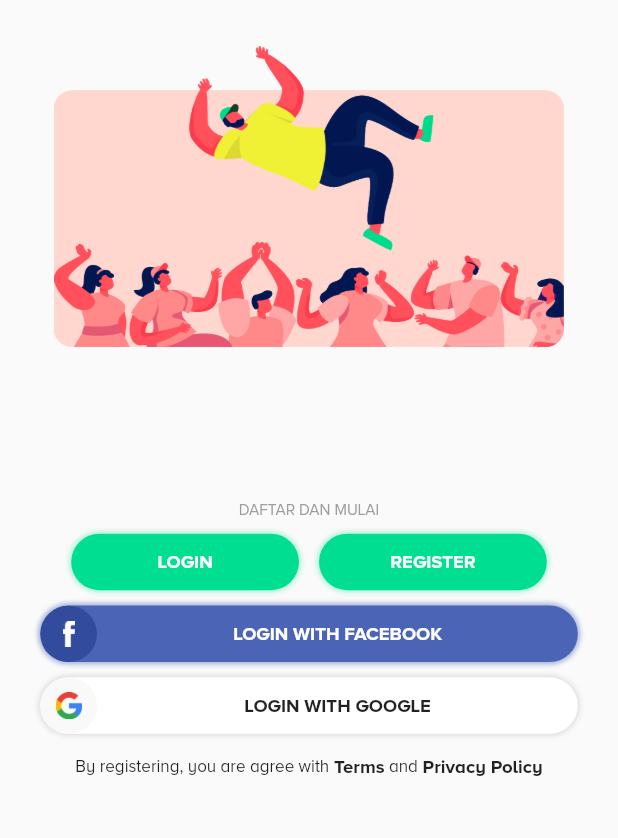
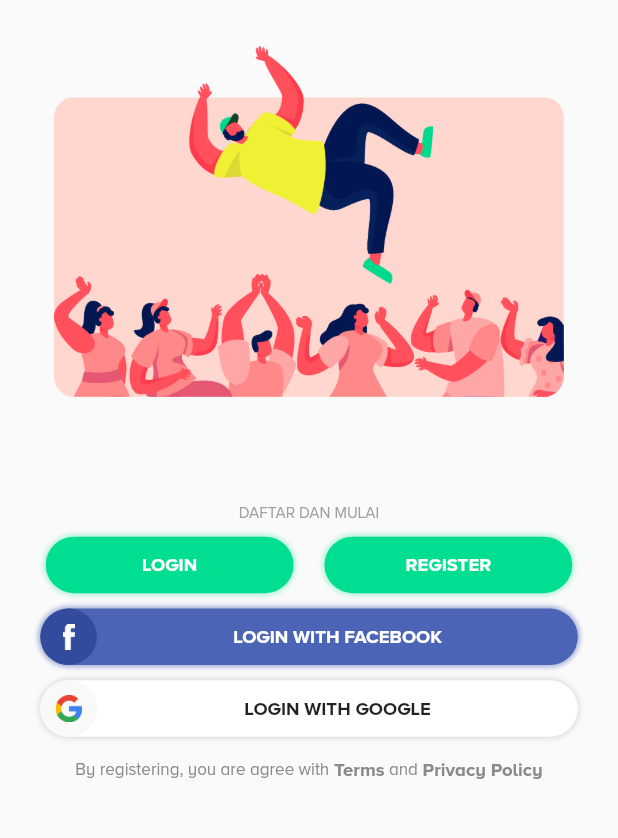
Before and after one commit to adorufus/eventevent-backup, a Flutter app: the screen it shows after launch, on a phone screen of 412 x 824 dp, the part 218-1056 px from its top. Run offline on Flutter 3.47's test engine with Material 2 defaults, Android fonts, the phone set to English and light mode, and no system bars; our stand-ins replace auto_size_text, cached_network_image, camera, carousel_pro, carousel_slider, chewie and 31 more; missing offline and left inert: clevertap_flutter, flutter_android_lifecycle, flutter_barcode_scanner, flutter_branch_io_plugin, flutter_cupertino_date_picker, flutter_facebook_login and 9 more; accounts and stored records are empty.

Commit message:
fix login register

```diff
--- a/lib/Widgets/loginRegisterWidget.dart
+++ b/lib/Widgets/loginRegisterWidget.dart
@@ -7,7 +7,8 @@ import 'package:eventevent/Widgets/loginWidget.dart';
 import 'package:eventevent/Widgets/registerWidget.dart';
 import 'package:eventevent/helper/API/baseApi.dart';
 import 'package:eventevent/helper/FirebaseMessagingHelper.dart';
-import 'package:flutter/material.dart'; import 'package:flutter_screenutil/flutter_screenutil.dart';
+import 'package:flutter/material.dart';
+import 'package:flutter_screenutil/flutter_screenutil.dart';
 import 'package:flutter/cupertino.dart';
 import 'package:eventevent/helper/colorsManagement.dart';
 import 'package:flutter_facebook_login/flutter_facebook_login.dart';
@@ -65,7 +66,8 @@ class _LoginRegisterWidget extends State<LoginRegisterWidget> {
     final AuthCredential credential = GoogleAuthProvider.getCredential(
         accessToken: googleAuth.accessToken, idToken: googleAuth.idToken);
 
-    final FirebaseUser user = (await _auth.signInWithCredential(credential)).user;
+    final FirebaseUser user =
+        (await _auth.signInWithCredential(credential)).user;
     assert(user.email != null);
     assert(user.displayName != null);
     assert(!user.isAnonymous);
@@ -112,7 +114,9 @@ class _LoginRegisterWidget extends State<LoginRegisterWidget> {
       Navigator.pushReplacement(
           context,
           MaterialPageRoute(
-              builder: (BuildContext context) => DashboardWidget(isRest: false,)));
+              builder: (BuildContext context) => DashboardWidget(
+                    isRest: false,
+                  )));
     } else {
       var extractedData = json.decode(response.body);
       if (extractedData['desc'] == 'User is not register') {
@@ -146,7 +150,9 @@ class _LoginRegisterWidget extends State<LoginRegisterWidget> {
       Navigator.push(
           context,
           MaterialPageRoute(
-              builder: (BuildContext context) => DashboardWidget(isRest: false,)));
+              builder: (BuildContext context) => DashboardWidget(
+                    isRest: false,
+                  )));
     } else {
       var extractedData = json.decode(response.body);
       String message = extractedData['desc'];
@@ -254,8 +260,7 @@ class _LoginRegisterWidget extends State<LoginRegisterWidget> {
                 ),
               ),
               Padding(
-                padding:
-                    EdgeInsets.only(top: ScreenUtil.instance.setWidth(50)),
+                padding: EdgeInsets.only(top: ScreenUtil.instance.setWidth(50)),
               ),
               Hero(
                 tag: 'eventeventlogo',
@@ -269,15 +274,14 @@ class _LoginRegisterWidget extends State<LoginRegisterWidget> {
                 widthFactor: ScreenUtil.instance.setWidth(.8),
                 child: Container(
                     width: ScreenUtil.instance.setWidth(306.93),
-                    height: ScreenUtil.instance.setHeight(197.18),
+                    height: ScreenUtil.instance.setHeight(229.50),
                     child: Image.asset(
                       'assets/icons/icon_apps/illustrasi.png',
                       fit: BoxFit.fill,
                     )),
               ),
               Padding(
-                padding:
-                    EdgeInsets.only(top: ScreenUtil.instance.setWidth(100)),
+                padding: EdgeInsets.only(top: ScreenUtil.instance.setWidth(70)),
               ),
               Center(
                 child: Text('DAFTAR DAN MULAI',
@@ -302,7 +306,7 @@ class _LoginRegisterWidget extends State<LoginRegisterWidget> {
                                     LoginWidget()));
                       },
                       child: Container(
-                        width: ScreenUtil.instance.setWidth(147.41),
+                        width: ScreenUtil.instance.setWidth(160.41),
                         height: ScreenUtil.instance.setHeight(37.02),
                         decoration: BoxDecoration(
                             color: eventajaGreenTeal,
@@ -325,7 +329,7 @@ class _LoginRegisterWidget extends State<LoginRegisterWidget> {
                         ),
                       ),
                     ),
-                    SizedBox(width: ScreenUtil.instance.setWidth(13)),
+                    SizedBox(width: ScreenUtil.instance.setWidth(20)),
                     GestureDetector(
                       onTap: () {
                         Navigator.push(
@@ -335,7 +339,7 @@ class _LoginRegisterWidget extends State<LoginRegisterWidget> {
                                     RegisterWidget()));
                       },
                       child: Container(
-                        width: ScreenUtil.instance.setWidth(147.41),
+                        width: ScreenUtil.instance.setWidth(160.41),
                         height: ScreenUtil.instance.setHeight(37.02),
                         decoration: BoxDecoration(
                             color: eventajaGreenTeal,
@@ -461,8 +465,9 @@ class _LoginRegisterWidget extends State<LoginRegisterWidget> {
                   mainAxisAlignment: MainAxisAlignment.center,
                   children: <Widget>[
                     Text('By registering, you are agree with',
-                        style:
-                            TextStyle(fontSize: ScreenUtil.instance.setSp(11))),
+                        style: TextStyle(
+                            color: Color(0xff8a8a8b),
+                            fontSize: ScreenUtil.instance.setSp(11))),
                     GestureDetector(
                       onTap: () {
                         Navigator.push(context,
@@ -471,13 +476,15 @@ class _LoginRegisterWidget extends State<LoginRegisterWidget> {
                       child: Text(
                         ' Terms',
                         style: TextStyle(
+                            color: Color(0xff8a8a8b),
                             fontSize: ScreenUtil.instance.setSp(12),
                             fontWeight: FontWeight.bold),
                       ),
                     ),
                     Text(' and',
-                        style:
-                            TextStyle(fontSize: ScreenUtil.instance.setSp(11))),
+                        style: TextStyle(
+                            color: Color(0xff8a8a8b),
+                            fontSize: ScreenUtil.instance.setSp(11))),
                     GestureDetector(
                       onTap: () {
                         Navigator.push(
@@ -488,6 +495,7 @@ class _LoginRegisterWidget extends State<LoginRegisterWidget> {
                       child: Text(
                         ' Privacy Policy',
                         style: TextStyle(
+                            color: Color(0xff8a8a8b),
                             fontSize: ScreenUtil.instance.setSp(12),
                             fontWeight: FontWeight.bold),
                       ),
```
Lines whose indentation alone changed are shown as unchanged.
